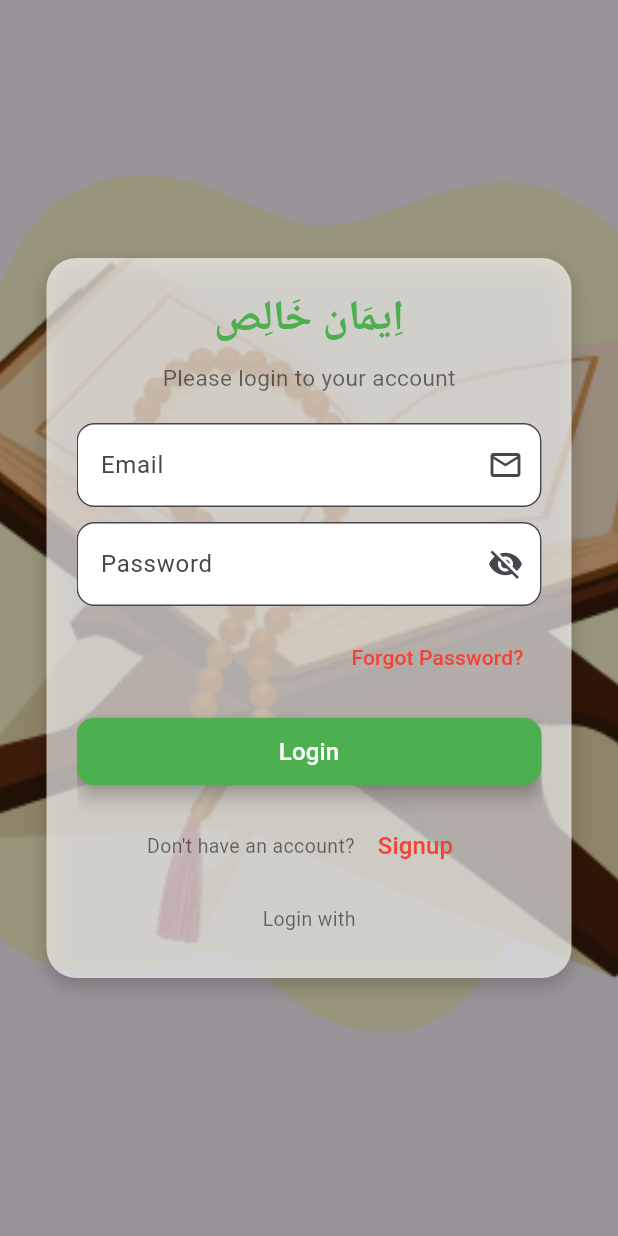
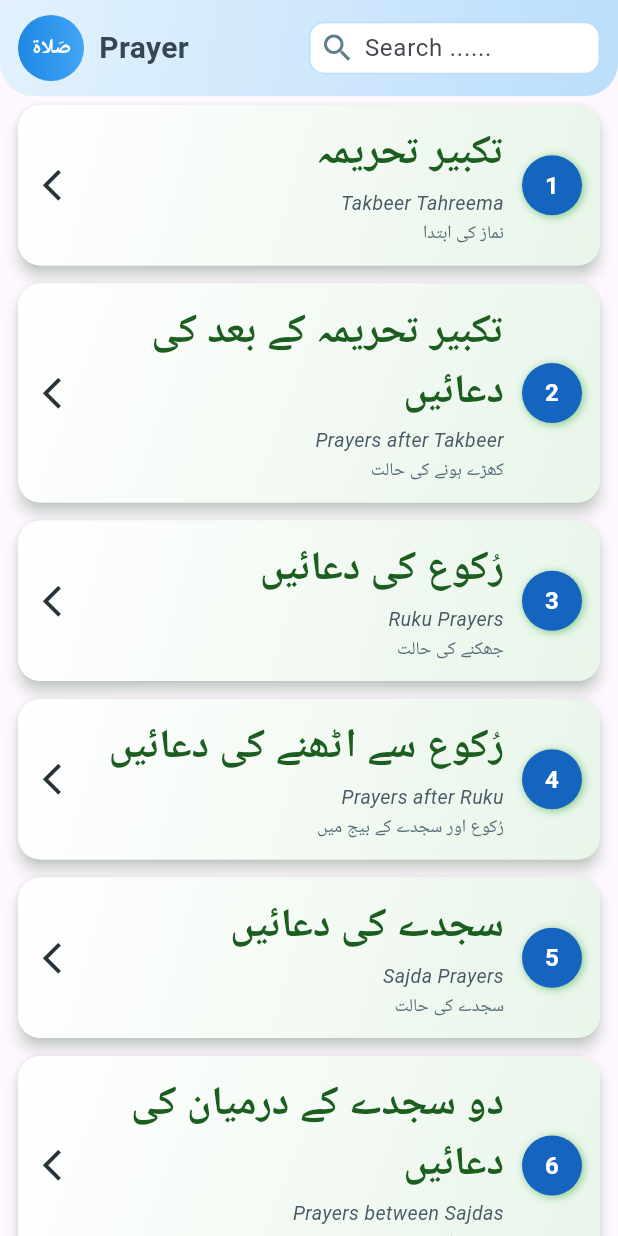
Before and after one commit to Itsmuavia/Eman-e-Khalis-App, a Flutter app: the Ibadat screen opened directly, after a tap on "Prayer", on a phone screen of 412 x 824 dp. Run offline on Flutter 3.47's test engine with Material 3 defaults, Android fonts, the light colour scheme and no system bars; our stand-ins replace adhan, animated_text_kit, carousel_slider, font_awesome_flutter, google_fonts, location and 3 more; missing offline and left inert: achievement_view, dart:html, flutter_qiblah, video_thumbnail; Roboto replaces fonts that are missing (Lateef).

Commit message:
changes again kardi mane10

```diff
--- a/lib/Screens/Homepage.dart
+++ b/lib/Screens/Homepage.dart
@@ -257,7 +257,6 @@ class _HomepageState extends State<Homepage>
                   children: [
                     const SizedBox(height: 10),
 
-                    // --- Carousel Slider ---
                     Padding(
                       padding: const EdgeInsets.symmetric(horizontal: 16.0),
                       child: Container(
--- a/lib/Screens/Ibadat.dart
+++ b/lib/Screens/Ibadat.dart
@@ -1,6 +1,7 @@
 import 'dart:async';
 import 'package:emane_khalis_app/Screens/Bottomnavbar.dart';
 import 'package:emane_khalis_app/Screens/Loginpage.dart';
+import 'package:emane_khalis_app/Screens/Prayerpage.dart';
 import 'package:emane_khalis_app/Screens/ProfilePage.dart';
 import 'package:emane_khalis_app/Screens/QnA.dart';
 import 'package:emane_khalis_app/Screens/Signuppage.dart';
@@ -248,7 +249,7 @@ class _IbadatState extends State<Ibadat> {
                               Widget nextPage;
                               switch (item["titleEn"]) {
                                 case "Prayer":
-                                  nextPage = LoginPage();
+                                  nextPage = Prayerpage();
                                   break;
                                 case "Fasting":
                                   nextPage = Signuppage();
--- /dev/null
+++ b/lib/Screens/Prayerpage.dart
@@ -0,0 +1,347 @@
+import 'package:achievement_view/achievement_view.dart';
+import 'package:flutter/material.dart';
+import 'package:font_awesome_flutter/font_awesome_flutter.dart';
+import 'package:google_fonts/google_fonts.dart';
+
+class Prayerpage extends StatefulWidget {
+  const Prayerpage({super.key});
+
+  @override
+  State<Prayerpage> createState() => _PrayerpageState();
+}
+
+class _PrayerpageState extends State<Prayerpage> {
+  final TextEditingController _searchController = TextEditingController();
+  String _searchQuery = '';
+
+  final List<Map<String, dynamic>> prayerList = [
+    {
+      "number": "1",
+      "title": "تکبیر تحریمہ",
+      "subtitle": "نماز کی ابتدا",
+      "english": "Takbeer Tahreema",
+    },
+    {
+      "number": "2",
+      "title": "تکبیر تحریمہ کے بعد کی دعائیں",
+      "subtitle": "کھڑے ہونے کی حالت",
+      "english": "Prayers after Takbeer",
+    },
+    {
+      "number": "3",
+      "title": "رُکوع کی دعائیں",
+      "subtitle": "جھکنے کی حالت",
+      "english": "Ruku Prayers",
+    },
+    {
+      "number": "4",
+      "title": "رُکوع سے اٹھنے کی دعائیں",
+      "subtitle": "رُکوع اور سجدے کے بیج میں",
+      "english": "Prayers after Ruku",
+    },
+    {
+      "number": "5",
+      "title": "سجدے کی دعائیں",
+      "subtitle": "سجدے کی حالت",
+      "english": "Sajda Prayers",
+    },
+    {
+      "number": "6",
+      "title": "دو سجدے کے درمیان کی دعائیں",
+      "subtitle": "سجدے اور بیٹھنے کے درمیان کی دعائیں",
+      "english": "Prayers between Sajdas",
+    },
+    {
+      "number": "7",
+      "title": "تشہد اور درودُ وسلام",
+      "subtitle": "سلام کے بعد کی دعائیں",
+      "english": "Tashahhud and Salutations",
+    },
+  ];
+
+  @override
+  void initState() {
+    super.initState();
+    _searchController.addListener(() {
+      setState(() {
+        _searchQuery = _searchController.text.trim().toLowerCase();
+      });
+    });
+  }
+
+  @override
+  void dispose() {
+    _searchController.dispose();
+    super.dispose();
+  }
+
+  @override
+  Widget build(BuildContext context) {
+    final filteredPrayers = prayerList.where((prayer) {
+      final number = prayer["number"] ?? '';
+      final title = (prayer["title"] ?? '').toLowerCase();
+      final subtitle = (prayer["subtitle"] ?? '').toLowerCase();
+      final english = (prayer["english"] ?? '').toLowerCase();
+
+      return title.contains(_searchQuery) ||
+          subtitle.contains(_searchQuery) ||
+          english.contains(_searchQuery) ||
+          number.contains(_searchQuery);
+    }).toList();
+
+    return Scaffold(
+      body: SafeArea(
+        child: Column(
+          children: [
+            Container(
+              padding: const EdgeInsets.symmetric(horizontal: 12, vertical: 10),
+              decoration: BoxDecoration(
+                gradient:LinearGradient(
+                  colors: [Colors.blue.shade50, Colors.blue.shade100],
+                  begin: Alignment.topLeft,
+                  end: Alignment.bottomRight,
+                ),
+                borderRadius: const BorderRadius.only(
+                  bottomLeft: Radius.circular(22),
+                  bottomRight: Radius.circular(22),
+                ),
+              ),
+              child: Row(
+                children: [
+                  // Branding Left
+                  Expanded(
+                    flex: 4,
+                    child: Row(
+                      children: [
+                        Container(
+                          width: 44,
+                          height: 44,
+                          decoration: BoxDecoration(
+                            shape: BoxShape.circle,
+                            gradient: LinearGradient(
+                              colors: [
+                                Colors.blue.shade600,
+                                Colors.blue.shade400,
+                              ],
+                            ),
+                          ),
+                          child: Center(
+                            child: Text(
+                              'صَلاۃ',
+                              style: GoogleFonts.scheherazadeNew(
+                                color: Colors.white,
+                                fontSize: 14,
+                                fontWeight: FontWeight.bold,
+                              ),
+                              textDirection: TextDirection.rtl,
+                            ),
+                          ),
+                        ),
+                        const SizedBox(width: 10),
+                        Column(
+                          crossAxisAlignment: CrossAxisAlignment.start,
+                          mainAxisSize: MainAxisSize.min,
+                          children: [
+                            Text(
+                              'Prayer',
+                              style: GoogleFonts.scheherazadeNew(
+                                fontSize: 20,
+                                fontWeight: FontWeight.bold,
+                                color: Colors.blueGrey.shade800,
+                              ),
+                              overflow: TextOverflow.ellipsis,
+                            ),
+                          ],
+                        ),
+                      ],
+                    ),
+                  ),
+
+                  // Search Box
+                  Expanded(
+                    flex: 4,
+                    child: Container(
+                      height: 35,
+                      decoration: BoxDecoration(
+                        color: Colors.white,
+                        borderRadius: BorderRadius.circular(10),
+                        border: Border.all(color: Colors.blue.shade100),
+                      ),
+                      child: Row(
+                        children: [
+                          const SizedBox(width: 6),
+                          const Icon(Icons.search, color: Colors.blueGrey),
+                          const SizedBox(width: 6),
+                          Expanded(
+                            child: TextField(
+                              controller: _searchController,
+                              decoration: const InputDecoration(
+                                isDense: true,
+                                hintText: 'Search ......',
+                                border: InputBorder.none,
+                              ),
+                              textInputAction: TextInputAction.search,
+                            ),
+                          ),
+                          if (_searchQuery.isNotEmpty)
+                            GestureDetector(
+                              onTap: () {
+                                _searchController.clear();
+                                FocusScope.of(context).unfocus();
+                              },
+                              child: const Padding(
+                                padding: EdgeInsets.symmetric(horizontal: 8.0),
+                                child: Icon(
+                                  Icons.clear,
+                                  size: 18,
+                                  color: Colors.blueGrey,
+                                ),
+                              ),
+                            ),
+                        ],
+                      ),
+                    ),
+                  ),
+                ],
+              ),
+            ),
+            Expanded(
+            child: filteredPrayers.isEmpty
+                ? Center(
+              child: Column(
+                mainAxisAlignment: MainAxisAlignment.center,
+                children: [
+                  Icon(Icons.search_off,
+                      size: 55, color: Colors.green.shade200),
+                  const SizedBox(height: 16),
+                  Text(
+                    _searchQuery.isNotEmpty
+                        ? "No prayers found for '$_searchQuery'"
+                        : "No prayers available",
+                    style: TextStyle(
+                      fontSize: 16,
+                      color: Colors.green.shade800,
+                    ),
+                  ),
+                ],
+              ),
+            )
+                : ListView.builder(
+              itemCount: filteredPrayers.length,
+              itemBuilder: (context, index) {
+                return _buildPrayerCard(filteredPrayers[index]);
+              },
+            ),
+          ),
+        ],
+      ),
+    ),
+    );
+  }
+
+
+  Widget _buildPrayerCard(Map<String, dynamic> prayer) {
+    return GestureDetector(
+      onTap: () {},
+      child: Card(
+        margin: const EdgeInsets.symmetric(horizontal: 12, vertical: 6),
+        elevation: 4,
+        shadowColor: Colors.green.shade100,
+        shape: RoundedRectangleBorder(borderRadius: BorderRadius.circular(15)),
+        child: Container(
+          decoration: BoxDecoration(
+            borderRadius: BorderRadius.circular(15),
+            gradient: LinearGradient(
+              colors: [Colors.white, Colors.green.shade50],
+              begin: Alignment.topLeft,
+              end: Alignment.bottomRight,
+            ),
+          ),
+          child: Padding(
+            padding: const EdgeInsets.all(12),
+            child: Row(
+              mainAxisAlignment: MainAxisAlignment.center,
+              children: [
+                Container(
+                  width: 34,
+                  height: 34,
+                  child: Icon(Icons.arrow_back_ios,
+                      size: 25, color: Colors.blueGrey.shade900),
+                ),
+
+                const SizedBox(width: 12),
+
+                Expanded(
+                  child: Column(
+                    crossAxisAlignment: CrossAxisAlignment.end,
+                    children: [
+                      Text(
+                        prayer["title"] ?? '',
+                        style: GoogleFonts.lateef(
+                          fontSize: 27,
+                          color: Colors.green.shade900,
+                          fontWeight: FontWeight.bold,
+                        ),
+                        textAlign: TextAlign.right,
+                      ),
+                      const SizedBox(height: 4),
+                      Text(
+                        prayer["english"] ?? '',
+                        style: TextStyle(
+                          fontSize: 13,
+                          color: Colors.blueGrey.shade700,
+                          fontStyle: FontStyle.italic,
+                        ),
+                        textAlign: TextAlign.right,
+                      ),
+                      const SizedBox(height: 2),
+                      Text(
+                        prayer["subtitle"] ?? '',
+                        style: TextStyle(
+                          fontSize: 12,
+                          color: Colors.blueGrey.shade600,
+                        ),
+                        textAlign: TextAlign.right,
+                      ),
+                    ],
+                  ),
+                ),
+
+                const SizedBox(width: 12),
+                Row(
+                  children: [
+                    Container(
+                      width: 40,
+                      height: 40,
+                      decoration: BoxDecoration(
+                        color: Colors.blue.shade800,
+                        shape: BoxShape.circle,
+                        boxShadow: [
+                          BoxShadow(
+                            color: Colors.green.shade300,
+                            blurRadius: 4,
+                            offset: const Offset(1, 1),
+                          ),
+                        ],
+                      ),
+                      child: Center(
+                        child: Text(
+                          prayer["number"] ?? '',
+                          style: const TextStyle(
+                            color: Colors.white,
+                            fontWeight: FontWeight.bold,
+                            fontSize: 16,
+                          ),
+                        ),
+                      ),
+                    ),
+                  ],
+                ),
+              ],
+            ),
+          ),
+        ),
+      ),
+    );
+  }
+}
--- a/lib/main.dart
+++ b/lib/main.dart
@@ -1,6 +1,7 @@
 import 'package:emane_khalis_app/Screens/Bottomnavbar.dart';
 import 'package:emane_khalis_app/Screens/Homepage.dart';
 import 'package:emane_khalis_app/Screens/Loginpage.dart';
+import 'package:emane_khalis_app/Screens/Prayerpage.dart';
 import 'package:emane_khalis_app/Screens/Splashscreen.dart';
 import 'package:flutter/material.dart';
 import 'package:flutter_qiblah/flutter_qiblah.dart';
```
Also changed, not shown: lib/Screens/Tafseer.dart (+190 -52 lines).
